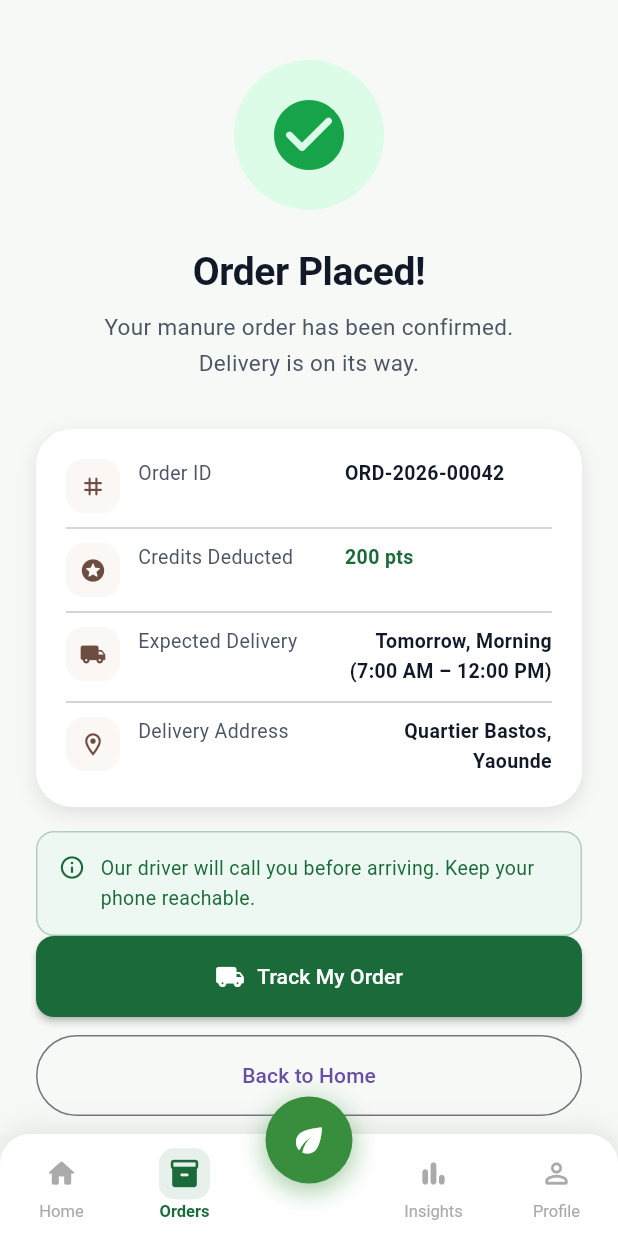
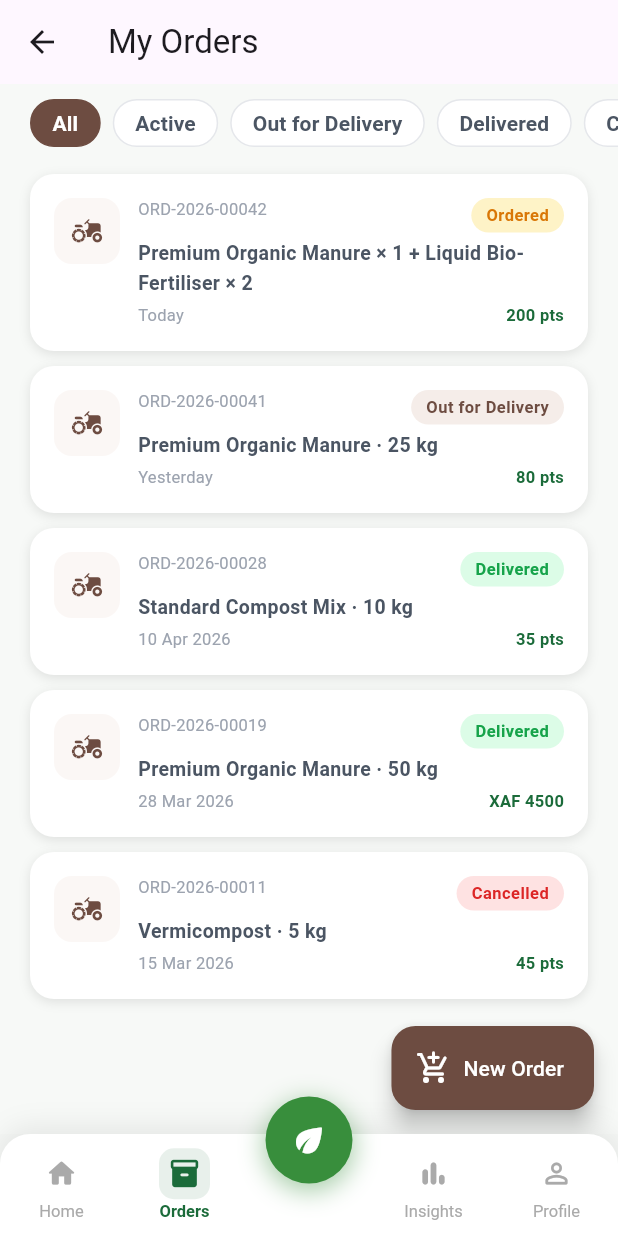
Before and after one commit to Kanjo-Elkamira-Ndi/crrf-mobile-platform, a Flutter app: the screen it shows after launch, on a phone screen of 412 x 824 dp. Run offline on Flutter 3.47's test engine with Material 3 defaults, Android fonts, the phone set to English and light mode, and no system bars; Roboto replaces fonts that are missing (DM Sans).

Commit message:
Created the farmers order history screen

```diff
--- a/mobile_app/lib/main.dart
+++ b/mobile_app/lib/main.dart
@@ -27,7 +27,8 @@
 // import 'package:crrfapp/pages/f04_f05_f06_checkout_screens.dart';
 // import 'package:crrfapp/pages/f04_cart_screen.dart';
 // import 'package:crrfapp/pages/f05_delivery_details_screen.dart';
-import 'package:crrfapp/pages/f06_order_confirmation_screen.dart';
+// import 'package:crrfapp/pages/f06_order_confirmation_screen.dart';
+import 'package:crrfapp/pages/f07_order_history_screen.dart';
 // import 'package:crrfapp/core/constants/app_constants.dart';
 import 'package:flutter/material.dart';
 
@@ -73,7 +74,9 @@ class MyApp extends StatelessWidget {
       // home: const ProductDetailScreen(productId: "123"),
       // home: const CartScreen(),
       // home: const DeliveryDetailsScreen(),
-      home: const OrderConfirmationScreen(),
+      // home: const OrderConfirmationScreen(),
+      // home: const OrderDetailScreen(orderId: "123"),
+      home: const OrderHistoryScreen(),
     );
   }
 }
--- /dev/null
+++ b/mobile_app/lib/pages/f07_order_history_screen.dart
@@ -0,0 +1,312 @@
+import 'package:flutter/material.dart';
+import '../../../core/theme/app_colors.dart';
+import '../../../core/theme/app_text_styles.dart';
+import '../../../core/constants/app_constants.dart';
+import '../../../widgets/common_widgets.dart';
+
+// ═════════════════════════════════════════════════════════════
+// F-07 — Order History Screen
+// ═════════════════════════════════════════════════════════════
+/// Chronological list of all farmer orders.
+/// Filterable by status. Each row taps to F-08 Order Detail.
+class OrderHistoryScreen extends StatefulWidget {
+  const OrderHistoryScreen({super.key});
+
+  @override
+  State<OrderHistoryScreen> createState() => _OrderHistoryScreenState();
+}
+
+class _OrderHistoryScreenState extends State<OrderHistoryScreen> {
+  OrderStatus? _filterStatus;
+
+  // TODO: Replace with OrderBloc data
+  final List<_OrderEntry> _orders = [
+    _OrderEntry(
+      id: 'ORD-2026-00042',
+      summary: 'Premium Organic Manure × 1 + Liquid Bio-Fertiliser × 2',
+      date: 'Today',
+      status: OrderStatus.ordered,
+      totalCredits: 200,
+      totalCash: 0,
+    ),
+    _OrderEntry(
+      id: 'ORD-2026-00041',
+      summary: 'Premium Organic Manure · 25 kg',
+      date: 'Yesterday',
+      status: OrderStatus.outForDelivery,
+      totalCredits: 80,
+      totalCash: 0,
+    ),
+    _OrderEntry(
+      id: 'ORD-2026-00028',
+      summary: 'Standard Compost Mix · 10 kg',
+      date: '10 Apr 2026',
+      status: OrderStatus.delivered,
+      totalCredits: 35,
+      totalCash: 0,
+    ),
+    _OrderEntry(
+      id: 'ORD-2026-00019',
+      summary: 'Premium Organic Manure · 50 kg',
+      date: '28 Mar 2026',
+      status: OrderStatus.delivered,
+      totalCredits: 0,
+      totalCash: 4500,
+    ),
+    _OrderEntry(
+      id: 'ORD-2026-00011',
+      summary: 'Vermicompost · 5 kg',
+      date: '15 Mar 2026',
+      status: OrderStatus.cancelled,
+      totalCredits: 45,
+      totalCash: 0,
+    ),
+  ];
+
+  List<_OrderEntry> get _filtered => _filterStatus == null
+      ? _orders
+      : _orders.where((o) => o.status == _filterStatus).toList();
+
+  @override
+  Widget build(BuildContext context) {
+    return FarmerScaffold(
+      currentTab: FarmerNavTab.orders,
+      body: Scaffold(
+        backgroundColor: AppColors.background,
+        appBar: AppBar(
+          title: const Text('My Orders'),
+          leading: const BackButton(),
+        ),
+        body: Column(
+          children: [
+            // ── Filter chips ───────────────────────────────────
+            SizedBox(
+              height: 52,
+              child: ListView(
+                scrollDirection: Axis.horizontal,
+                padding: const EdgeInsets.symmetric(
+                  horizontal: 20,
+                  vertical: 10,
+                ),
+                children: [
+                  _FilterChip(
+                    label: 'All',
+                    isActive: _filterStatus == null,
+                    onTap: () => setState(() => _filterStatus = null),
+                  ),
+                  _FilterChip(
+                    label: 'Active',
+                    isActive: _filterStatus == OrderStatus.ordered,
+                    onTap: () =>
+                        setState(() => _filterStatus = OrderStatus.ordered),
+                  ),
+                  _FilterChip(
+                    label: 'Out for Delivery',
+                    isActive: _filterStatus == OrderStatus.outForDelivery,
+                    onTap: () => setState(
+                      () => _filterStatus = OrderStatus.outForDelivery,
+                    ),
+                  ),
+                  _FilterChip(
+                    label: 'Delivered',
+                    isActive: _filterStatus == OrderStatus.delivered,
+                    onTap: () =>
+                        setState(() => _filterStatus = OrderStatus.delivered),
+                  ),
+                  _FilterChip(
+                    label: 'Cancelled',
+                    isActive: _filterStatus == OrderStatus.cancelled,
+                    onTap: () =>
+                        setState(() => _filterStatus = OrderStatus.cancelled),
+                  ),
+                ],
+              ),
+            ),
+
+            // ── List ──────────────────────────────────────────
+            Expanded(
+              child: _filtered.isEmpty
+                  ? EmptyStateWidget(
+                      icon: Icons.receipt_long_outlined,
+                      title: 'No orders found',
+                      subtitle: 'Place your first order from the marketplace.',
+                      actionLabel: 'Browse Products',
+                      onAction: () => Navigator.of(
+                        context,
+                      ).pushNamed(AppRoutes.marketplace),
+                    )
+                  : ListView.separated(
+                      padding: const EdgeInsets.fromLTRB(20, 8, 20, 28),
+                      itemCount: _filtered.length,
+                      separatorBuilder: (_, __) => const SizedBox(height: 10),
+                      itemBuilder: (_, i) => _OrderCard(
+                        order: _filtered[i],
+                        onTap: () => Navigator.of(context).pushNamed(
+                          AppRoutes.orderDetail,
+                          arguments: {'orderId': _filtered[i].id},
+                        ),
+                      ),
+                    ),
+            ),
+          ],
+        ),
+        floatingActionButton: FloatingActionButton.extended(
+          onPressed: () =>
+              Navigator.of(context).pushNamed(AppRoutes.marketplace),
+          backgroundColor: AppColors.earthBrown,
+          foregroundColor: AppColors.white,
+          icon: const Icon(Icons.add_shopping_cart_rounded),
+          label: const Text('New Order'),
+        ),
+      ),
+    );
+  }
+}
+
+class _OrderEntry {
+  final String id, summary, date;
+  final OrderStatus status;
+  final int totalCredits;
+  final double totalCash;
+
+  const _OrderEntry({
+    required this.id,
+    required this.summary,
+    required this.date,
+    required this.status,
+    required this.totalCredits,
+    required this.totalCash,
+  });
+
+  String get priceDisplay => totalCredits > 0
+      ? '$totalCredits pts'
+      : 'XAF ${totalCash.toStringAsFixed(0)}';
+}
+
+class _FilterChip extends StatelessWidget {
+  final String label;
+  final bool isActive;
+  final VoidCallback onTap;
+  const _FilterChip({
+    required this.label,
+    required this.isActive,
+    required this.onTap,
+  });
+
+  @override
+  Widget build(BuildContext context) {
+    return GestureDetector(
+      onTap: onTap,
+      child: AnimatedContainer(
+        duration: AppConstants.animFast,
+        margin: const EdgeInsets.only(right: 8),
+        padding: const EdgeInsets.symmetric(horizontal: 14),
+        decoration: BoxDecoration(
+          color: isActive ? AppColors.earthBrown : AppColors.white,
+          borderRadius: BorderRadius.circular(AppConstants.radiusPill),
+          border: Border.all(
+            color: isActive ? AppColors.earthBrown : AppColors.borderLight,
+          ),
+        ),
+        child: Center(
+          child: Text(
+            label,
+            style: AppTextStyles.buttonSmall.copyWith(
+              color: isActive ? AppColors.white : AppColors.textSecondary,
+            ),
+          ),
+        ),
+      ),
+    );
+  }
+}
+
+class _OrderCard extends StatelessWidget {
+  final _OrderEntry order;
+  final VoidCallback onTap;
+  const _OrderCard({required this.order, required this.onTap});
+
+  @override
+  Widget build(BuildContext context) {
+    return GestureDetector(
+      onTap: onTap,
+      child: Container(
+        padding: const EdgeInsets.all(16),
+        decoration: BoxDecoration(
+          color: AppColors.white,
+          borderRadius: BorderRadius.circular(AppConstants.radiusL),
+          boxShadow: const [
+            BoxShadow(
+              color: AppColors.shadow,
+              blurRadius: 6,
+              offset: Offset(0, 2),
+            ),
+          ],
+        ),
+        child: Row(
+          crossAxisAlignment: CrossAxisAlignment.start,
+          children: [
+            // Icon
+            Container(
+              width: 44,
+              height: 44,
+              decoration: BoxDecoration(
+                color: AppColors.brownLighter,
+                borderRadius: BorderRadius.circular(AppConstants.radiusM),
+              ),
+              child: const Icon(
+                Icons.agriculture_rounded,
+                color: AppColors.earthBrown,
+                size: 22,
+              ),
+            ),
+            const SizedBox(width: 12),
+            Expanded(
+              child: Column(
+                crossAxisAlignment: CrossAxisAlignment.start,
+                children: [
+                  Row(
+                    mainAxisAlignment: MainAxisAlignment.spaceBetween,
+                    crossAxisAlignment: CrossAxisAlignment.start,
+                    children: [
+                      Text(
+                        order.id,
+                        style: AppTextStyles.caption.copyWith(
+                          color: AppColors.textTertiary,
+                        ),
+                      ),
+                      StatusBadge.fromOrderStatus(order.status),
+                    ],
+                  ),
+                  const SizedBox(height: 4),
+                  Text(
+                    order.summary,
+                    style: AppTextStyles.bodySmall.copyWith(
+                      fontWeight: FontWeight.w600,
+                    ),
+                    maxLines: 2,
+                    overflow: TextOverflow.ellipsis,
+                  ),
+                  const SizedBox(height: 4),
+                  Row(
+                    mainAxisAlignment: MainAxisAlignment.spaceBetween,
+                    children: [
+                      Text(order.date, style: AppTextStyles.caption),
+                      Text(
+                        order.priceDisplay,
+                        style: AppTextStyles.caption.copyWith(
+                          color: AppColors.forestGreen,
+                          fontWeight: FontWeight.w700,
+                        ),
+                      ),
+                    ],
+                  ),
+                ],
+              ),
+            ),
+          ],
+        ),
+      ),
+    );
+  }
+}
```
